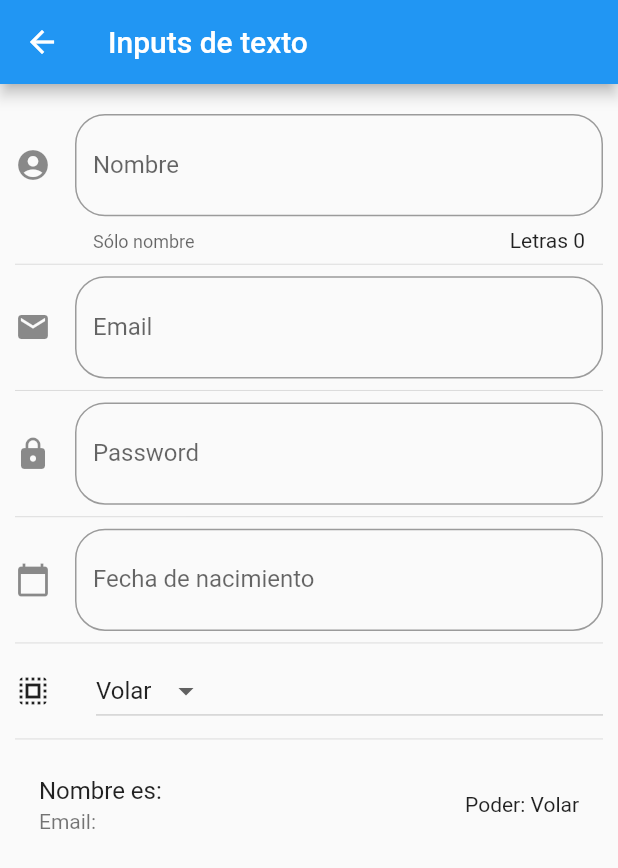
After one commit to carlinsk8/componentes, a Flutter app: the InputPage screen opened by its route, on a phone screen of 412 x 824 dp. The commit adds this screen. Shown: the top 868 px of the screen. Run offline on Flutter 3.47's test engine with Material 2 defaults, Android fonts, the phone set to English and light mode, and no system bars; network calls fail.

Commit message:
agregando componentes

```diff
--- a/data/menu_opts.json
+++ b/data/menu_opts.json
@@ -15,6 +15,27 @@
             "ruta" : "card",
             "icon" : "folder_open",
             "texto": "Cards - Tarjetas"
+        },
+        {
+            "ruta" : "animatedContainer",
+            "icon" : "donut_large",
+            "texto": "Animated Container"
+        },
+        {
+            "ruta" : "inputs",
+            "icon" : "input",
+            "texto": "Inputs"
+        },
+        {
+            "ruta" : "slider",
+            "icon" : "tune",
+            "texto": "Sliders - Checks"
+        }
+        ,
+        {
+            "ruta" : "list",
+            "icon" : "list",
+            "texto": "Listas - Scroll"
         }
     ]
 }
--- a/lib/src/pages/home_page.dart
+++ b/lib/src/pages/home_page.dart
@@ -23,7 +23,6 @@ class HomePage extends StatelessWidget {
       future: menuProvider.cargarDate(),
       initialData: [],
       builder: (BuildContext context, AsyncSnapshot<List<dynamic>> snapshot){
-
 
         return ListView(
           children: _listaItems(snapshot.data,context),
--- /dev/null
+++ b/lib/src/pages/input_page.dart
@@ -0,0 +1,196 @@
+import 'package:flutter/material.dart';
+
+class InputPage extends StatefulWidget {
+
+  _InputPageState createState() => _InputPageState();
+}
+
+class _InputPageState extends State<InputPage> {
+
+  String _nombre  = '';
+  String _email   = '';
+  String _fecha   = '';
+  String _opcionSeleccionada = 'Volar';
+
+  List<String> _poderes = ['Volar', 'Rayos','Fuerza'];
+
+  TextEditingController _inputFieldDateController = new TextEditingController();
+
+  @override
+  Widget build(BuildContext context) {
+    return Scaffold(
+      appBar: AppBar(
+        title: Text('Inputs de texto'),
+      ),
+      body: ListView(
+        padding: EdgeInsets.symmetric(horizontal: 10.0,vertical: 20.0),
+        children: <Widget>[
+          _crearInput(),
+          Divider(),
+          _crearEmail(),
+          Divider(),
+          _crearPassword(),
+          Divider(),
+          _crearFecha(context),
+          Divider(),
+          _crearDropdown(),
+          Divider(),
+          _crearPersona(),
+        ],
+      ),
+    );
+  }
+
+  Widget _crearInput() {
+
+    return TextField(
+      //autofocus: true,}
+      textCapitalization: TextCapitalization.sentences,
+      decoration: InputDecoration(
+        border: OutlineInputBorder(
+          borderRadius: BorderRadius.circular(20.0)
+        ),
+        counter: Text('Letras ${_nombre.length}'),
+        hintText: 'Nombre persona',
+        labelText: 'Nombre',
+        helperText: 'Sólo nombre',
+        suffix: Icon(Icons.accessibility),
+        icon: Icon(Icons.account_circle)
+      ),
+      onChanged: (valor){
+        setState(() {
+          _nombre=valor;
+        });
+      },
+    );
+
+  }
+
+  Widget _crearEmail() {
+    return TextField(
+      keyboardType: TextInputType.emailAddress,
+      decoration: InputDecoration(
+        border: OutlineInputBorder(
+          borderRadius: BorderRadius.circular(20.0)
+        ),
+        hintText: 'Email',
+        labelText: 'Email',
+        suffix: Icon(Icons.alternate_email),
+        icon: Icon(Icons.email)
+      ),
+      onChanged: (valor){
+        setState(() {
+          _email=valor;
+        });
+      },
+    );
+  }
+
+  Widget _crearPassword() {
+    return TextField(
+      obscureText: true,
+      decoration: InputDecoration(
+        border: OutlineInputBorder(
+          borderRadius: BorderRadius.circular(20.0)
+        ),
+        hintText: 'Password',
+        labelText: 'Password',
+        suffix: Icon(Icons.lock_open),
+        icon: Icon(Icons.lock)
+      ),
+      onChanged: (valor){
+        // setState(() {
+        //   _nombre=valor;
+        // });
+      },
+    );
+  }
+
+  Widget _crearFecha(BuildContext context) {
+    return TextField(
+      controller: _inputFieldDateController,
+      enableInteractiveSelection: false,
+      decoration: InputDecoration(
+        border: OutlineInputBorder(
+          borderRadius: BorderRadius.circular(20.0)
+        ),
+        hintText: 'Fecha de nacimiento',
+        labelText: 'Fecha de nacimiento',
+        suffix: Icon(Icons.perm_contact_calendar),
+        icon: Icon(Icons.calendar_today)
+      ),
+      onTap: (){
+
+        FocusScope.of(context).requestFocus(new FocusNode());
+        _selectDate(context);
+
+      },
+    );
+  }
+
+  _selectDate(BuildContext context) async {
+
+    DateTime picked = await showDatePicker(
+      context: context,
+      initialDate: new DateTime.now(),
+      firstDate: new DateTime(2018),
+      lastDate: new DateTime(2025),
+      locale: Locale('es','ES')
+    );
+
+    if(picked != null){
+      setState(() {
+        _fecha=picked.toString();
+        _inputFieldDateController.text = _fecha;
+      });
+    }
+
+  }
+
+  List<DropdownMenuItem<String>> getOptionDropDown() {
+
+    List<DropdownMenuItem<String>> lista = new List();
+
+    _poderes.forEach((poder){
+      lista.add(DropdownMenuItem(
+        child: Text(poder),
+        value: poder,
+      ));
+    });
+
+    return lista;
+  }
+
+  Widget _crearDropdown() {
+    return Row(
+      children: <Widget>[
+        Icon(Icons.select_all),
+        SizedBox(width: 30.0,),
+        Expanded(
+          child: DropdownButton(
+            value: _opcionSeleccionada,
+            items: getOptionDropDown(),
+            onChanged: (value){
+              setState(() {
+                _opcionSeleccionada=value;
+              });
+            },
+          ),
+        ),
+      ],
+    );
+
+
+  }
+  Widget _crearPersona() {
+    return ListTile(
+      title: Text('Nombre es: $_nombre'),
+      subtitle: Text('Email: $_email'),
+      trailing: Text('Poder: $_opcionSeleccionada'),
+    );
+  }
+
+
+
+
+}
--- a/lib/src/utils/icono_string_util.dart
+++ b/lib/src/utils/icono_string_util.dart
@@ -5,6 +5,10 @@ final _icons = <String, IconData>{
   'add_alert'     : Icons.add_alert,
   'accessibility' : Icons.accessibility,
   'folder_open'   : Icons.folder_open,
+  'donut_large'   : Icons.donut_large,
+  'input'         : Icons.input,
+  'list'         : Icons.list,
+  'tune'         : Icons.tune,
 };
 
 Icon getIcon(String nombreIcon){
--- a/pubspec.yaml
+++ b/pubspec.yaml
@@ -18,6 +18,9 @@ environment:
 
 dependencies:
   flutter:
+    sdk: flutter
+
+  flutter_localizations:
     sdk: flutter
 
   # The following adds the Cupertino Icons font to your application.
@@ -43,7 +46,7 @@ flutter:
   # To add assets to your application, add an assets section, like this:
   assets:
     - data/menu_opts.json
-  #  - images/a_dot_ham.jpeg
+    - assets/
 
   # An image asset can refer to one or more resolution-specific "variants", see
   # https://flutter.dev/assets-and-images/#resolution-aware.
```
Also changed, not shown: lib/main.dart (+10 -1 lines), lib/src/pages/alert.dart (+39 -0 lines), lib/src/pages/animated_container.dart (added, +57 -0 lines), lib/src/pages/avatar.dart (+23 -0 lines), lib/src/pages/card_page.dart (+36 -2 lines), lib/src/pages/listview_page.dart (added, +129 -0 lines), lib/src/pages/slider_page.dart (added, +89 -0 lines), lib/src/routes/routes.dart (+12 -4 lines), assets/jar-loading.gif (added), pubspec.lock, 3 other files.
